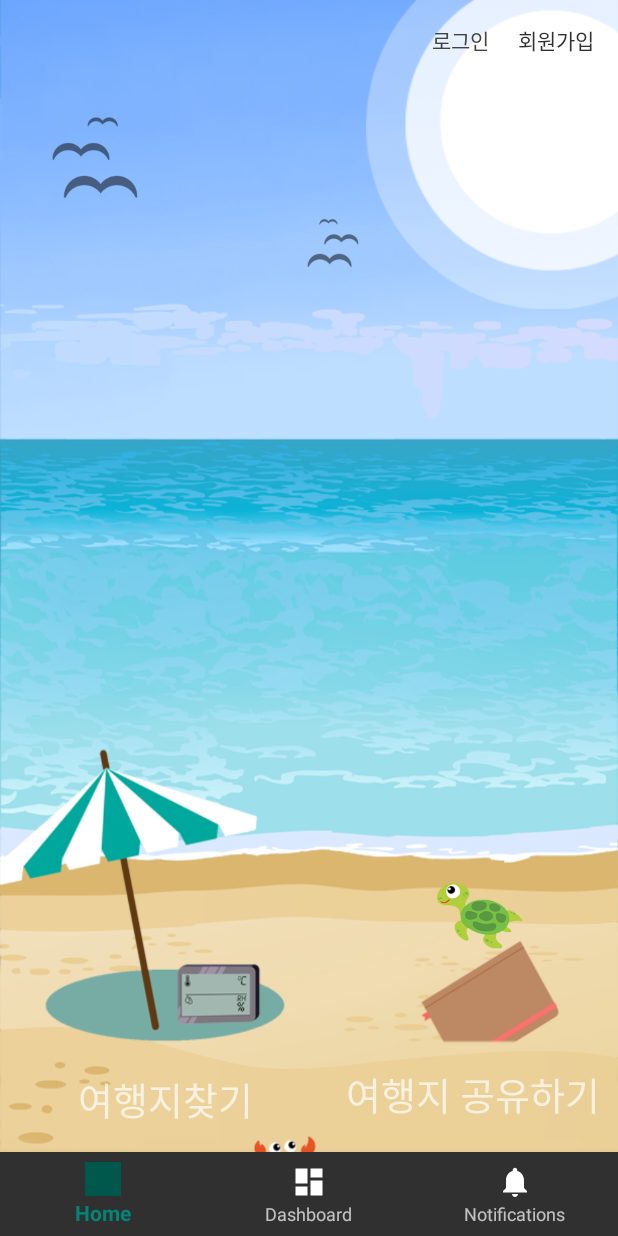
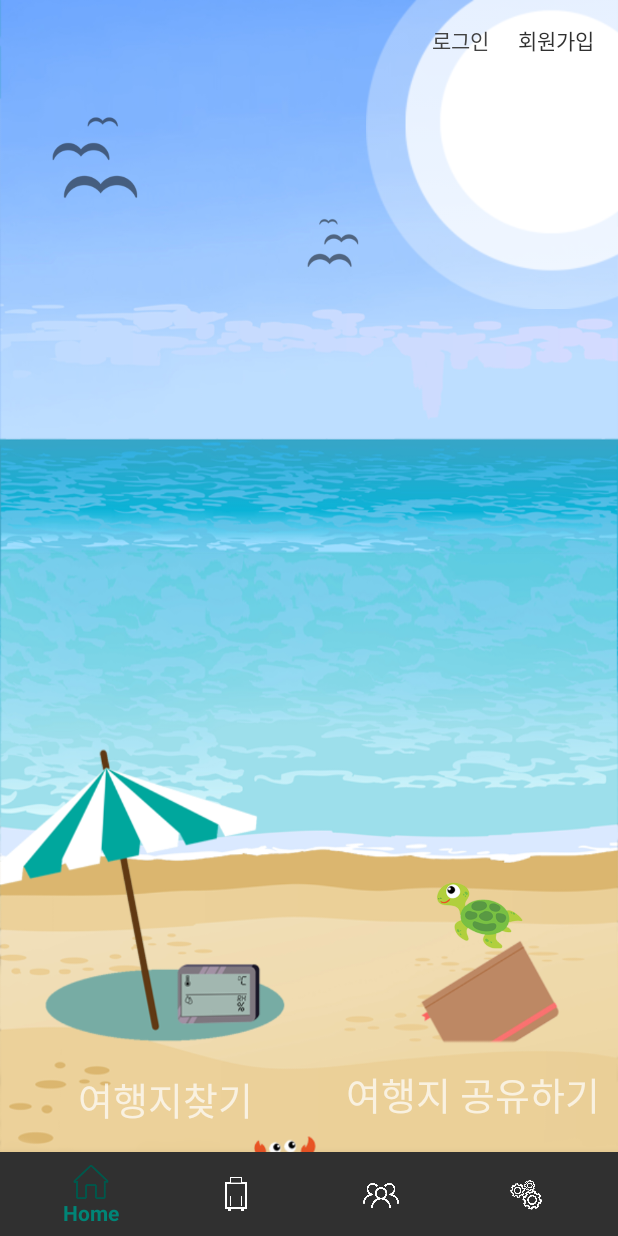
Before and after one commit to Bulbeok/OceanCompass, an Android app: the screen it shows after launch (MainActivity), on a phone screen of 412 x 824 dp. Run offline under Robolectric (Android 15) with nearby library versions, the phone set to English and light mode, and no system bars.

Commit message:
하단바 이미지

```diff
--- a/app/src/main/res/menu/bottom_nav_menu.xml
+++ b/app/src/main/res/menu/bottom_nav_menu.xml
@@ -11,14 +11,19 @@
     <item
             app:showAsAction="ifRoom"
             android:id="@+id/search"
-            android:icon="@drawable/ic_dashboard_black_24dp"
+            android:icon="@drawable/search"
 
-            android:title="@string/title_dashboard" />
+            android:title="@string/Search_tour" />
 
     <item
             app:showAsAction="ifRoom"
             android:id="@+id/share"
-            android:icon="@drawable/ic_notifications_black_24dp"
-            android:title="@string/title_notifications" />
+            android:icon="@drawable/shared"
+            android:title="@string/shared_tour" />
+    <item
+            app:showAsAction="ifRoom"
+            android:id="@+id/setting"
+            android:icon="@drawable/setting"
+            android:title="@string/setting" />
 
 </menu>
--- a/app/src/main/res/values/strings.xml
+++ b/app/src/main/res/values/strings.xml
@@ -2,6 +2,7 @@
     <string name="app_name">OceanCompass</string>
     <string name="title_activity_main">Main</string>
     <string name="title_home">Home</string>
-    <string name="title_dashboard">Dashboard</string>
-    <string name="title_notifications">Notifications</string>
+    <string name="Search_tour">Search tour</string>
+    <string name="shared_tour">shared tour</string>
+    <string name="setting">setting</string>
 </resources>
```
Also changed, not shown: app/src/main/res/drawable/home.png, app/src/main/res/drawable/search.png (added), app/src/main/res/drawable/setting.png (added), app/src/main/res/drawable/shared.png (added).
